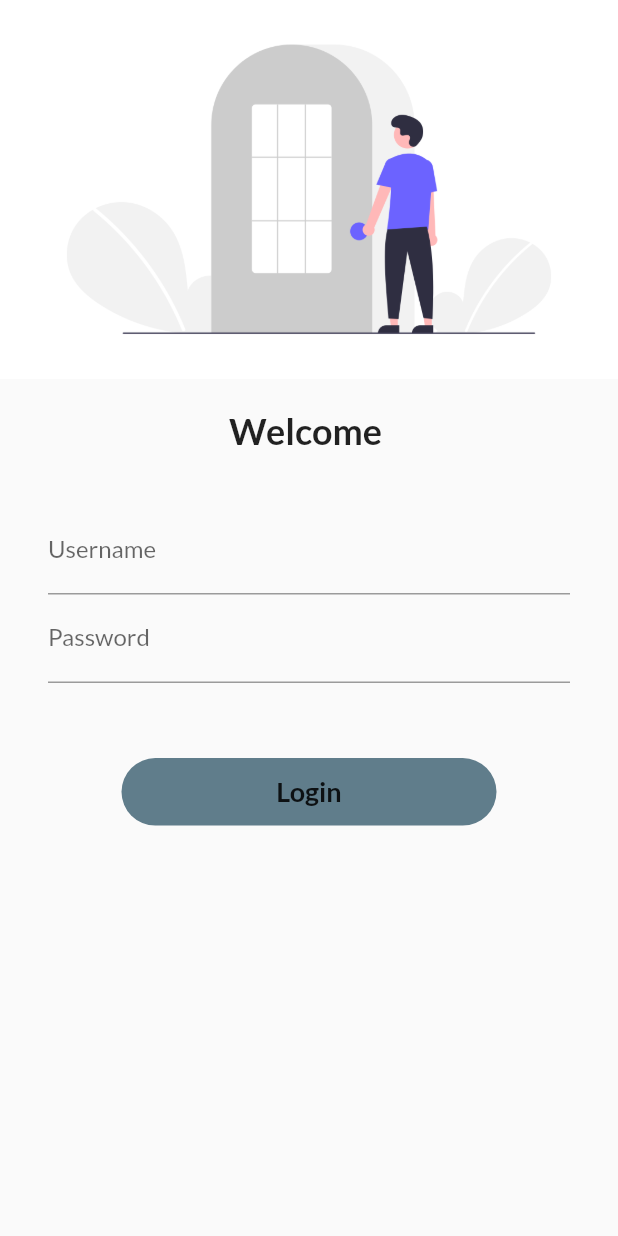
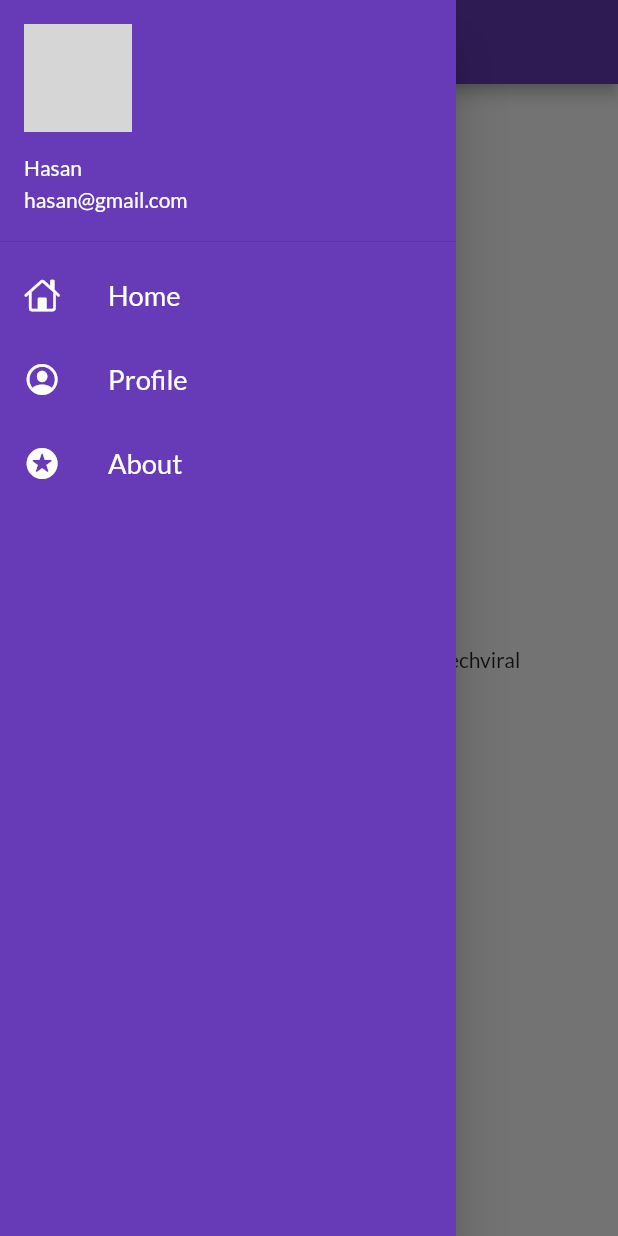
Before and after one commit to hasanuzzaman-dev/flutter-application_1, a Flutter app: the screen it shows after launch, with the side drawer open (before the commit the screen has no drawer), on a phone screen of 412 x 824 dp. Run offline on Flutter 3.47's test engine with Material 2 defaults, Android fonts, the phone set to English and light mode, and no system bars; our stand-ins replace google_fonts; network calls fail; grey boxes are pictures that could not be loaded.

Commit message:
Material Drawer | DevTools | ListView | NetworkImage

```diff
--- a/lib/main.dart
+++ b/lib/main.dart
@@ -3,7 +3,6 @@ import 'package:flutter_application_1/pages/home_page.dart';
 import 'package:flutter_application_1/pages/login_page.dart';
 import 'package:flutter_application_1/utils/routes.dart';
 import 'package:google_fonts/google_fonts.dart';
-
 
 void main() {
   runApp(MyApp());
@@ -19,13 +18,11 @@ class MyApp extends StatelessWidget {
       //home: HomePage(),
       themeMode: ThemeMode.light,
       theme: ThemeData(
-        primarySwatch: Colors.deepPurple,
-        fontFamily: GoogleFonts.lato().fontFamily
-        ),
-      darkTheme: ThemeData(
-        brightness: Brightness.light
-      ),
-      //initialRoute: "/home",
+          primarySwatch: Colors.deepPurple,
+          fontFamily: GoogleFonts.lato().fontFamily),
+      darkTheme: ThemeData(brightness: Brightness.light),
+      debugShowCheckedModeBanner: false,
+      initialRoute: MyRoutes.homeRoute,
       routes: {
         "/": (context) => LoginPage(),
         MyRoutes.loginRoute: (context) => LoginPage(),
--- a/lib/pages/home_page.dart
+++ b/lib/pages/home_page.dart
@@ -1,4 +1,5 @@
 import 'package:flutter/material.dart';
+import 'package:flutter_application_1/widgets/drawer.dart';
 
 class HomePage extends StatelessWidget {
   @override
@@ -10,7 +11,7 @@ class HomePage extends StatelessWidget {
         appBar: AppBar(
           title: Text("Home"),
         ),
-        drawer: Drawer(),
+        drawer: MyDrawer(),
         body: Center(
           child: Container(
             child: Text("Welcome to $days days of Flutter with $name"),
--- /dev/null
+++ b/lib/widgets/drawer.dart
@@ -0,0 +1,64 @@
+import 'package:flutter/cupertino.dart';
+import 'package:flutter/material.dart';
+
+class MyDrawer extends StatelessWidget {
+  final imageUrl =
+      "https://media.istockphoto.com/photos/portrait-of-smiling-handsome-man-in-blue-tshirt-standing-with-crossed-picture-id1045886560?k=6&m=1045886560&s=612x612&w=0&h=hXrxai1QKrfdqWdORI4TZ-M0ceCVakt4o6532vHaS3I=";
+  @override
+  Widget build(BuildContext context) {
+    return Drawer(
+      child: Container(
+        color: Colors.deepPurple,
+        child: ListView(
+          padding: EdgeInsets.zero,
+          children: [
+            DrawerHeader(
+              padding: EdgeInsets.zero,
+              child: UserAccountsDrawerHeader(
+                margin: EdgeInsets.zero,
+                accountName: Text("Hasan"),
+                accountEmail: Text("hasan@gmail.com"),
+                currentAccountPicture: CircleAvatar(
+                  backgroundImage: NetworkImage(imageUrl),
+                ),
+              ),
+            ),
+            ListTile(
+              leading: Icon(
+                CupertinoIcons.home,
+                color: Colors.white,
+              ),
+              title: Text(
+                "Home",
+                style: TextStyle(color: Colors.white),
+                textScaleFactor: 1.3,
+              ),
+            ),
+            ListTile(
+              leading: Icon(
+                CupertinoIcons.profile_circled,
+                color: Colors.white,
+              ),
+              title: Text(
+                "Profile",
+                style: TextStyle(color: Colors.white),
+                textScaleFactor: 1.3,
+              ),
+            ),
+            ListTile(
+              leading: Icon(
+                CupertinoIcons.star_circle_fill,
+                color: Colors.white,
+              ),
+              title: Text(
+                "About",
+                style: TextStyle(color: Colors.white),
+                textScaleFactor: 1.3,
+              ),
+            ),
+          ],
+        ),
+      ),
+    );
+  }
+}
```
